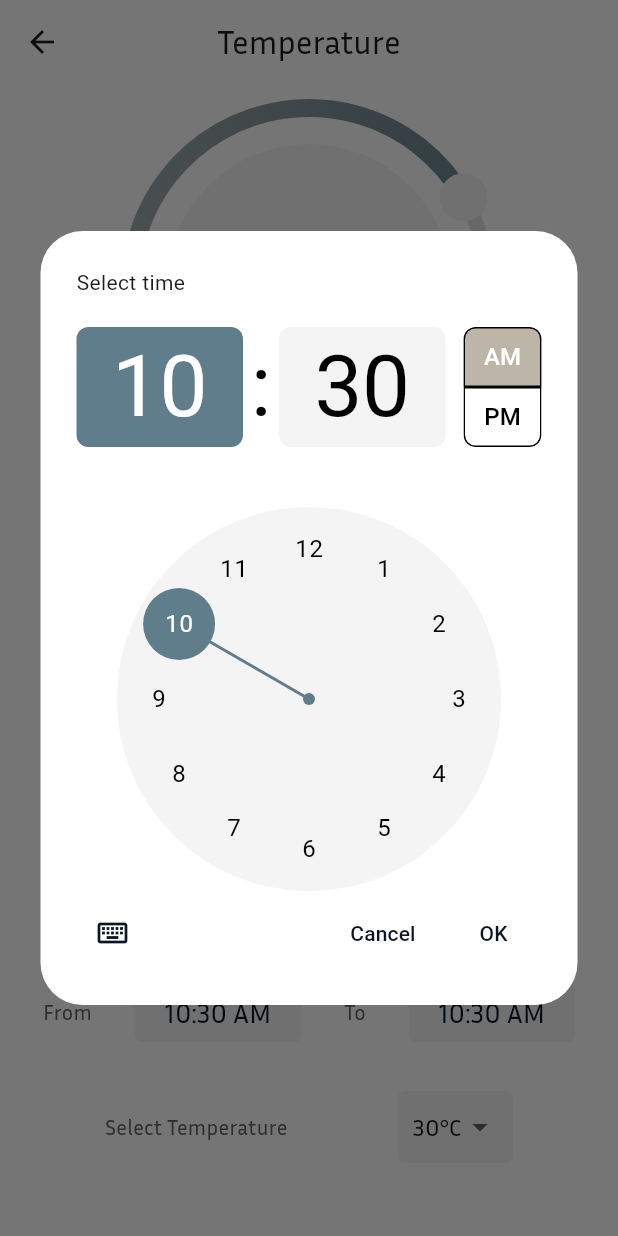
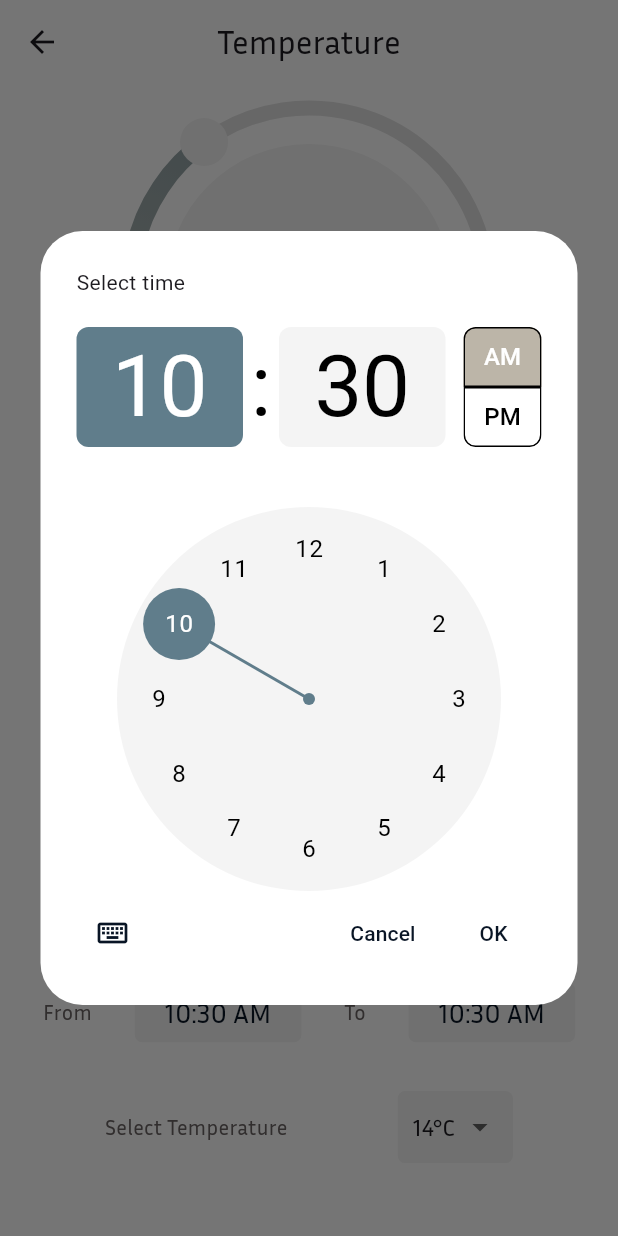
Before and after one commit to abir-cs/ihomey, a Flutter app: the Temp screen opened by its route, after a tap on an icon or button, on a phone screen of 412 x 824 dp. Run offline on Flutter 3.47's test engine with Material 3 defaults, Android fonts, the phone set to English and light mode, and no system bars; drawn by our look-alikes of sleek_circular_slider; our stand-ins replace firebase_core, fl_chart, shared_preferences, typed_data; missing offline and left inert: mqtt_client; accounts and stored records are empty.

Commit message:
savable variables

```diff
--- a/lib/screens/temperature_page.dart
+++ b/lib/screens/temperature_page.dart
@@ -1,6 +1,7 @@
 
 import 'package:flutter/material.dart';
 import 'package:sleek_circular_slider/sleek_circular_slider.dart';
+import 'package:shared_preferences/shared_preferences.dart';
 
 class Temp extends StatefulWidget {
   const Temp({super.key});
@@ -102,6 +103,45 @@ class _TempState extends State<Temp> {
     }
   }
 
+  Future<void> loadTempadj() async {
+    final prefs = await SharedPreferences.getInstance();
+    setState(() {
+      _temperature  = prefs.getDouble("tempadj") ?? 14; // default to "Abir" if no saved value
+    });
+  }
+  Future<void> saveTempadj(double newTemp) async {
+    final prefs = await SharedPreferences.getInstance();
+    await prefs.setDouble('tempadj', newTemp);
+  }
+  Future<void> loadTemp() async {
+    final prefs = await SharedPreferences.getInstance();
+    setState(() {
+      selectedTemp = prefs.getInt("temp") ?? 14; // default to "Abir" if no saved value
+    });
+  }
+  Future<void> saveTemp(int newTemp) async {
+    final prefs = await SharedPreferences.getInstance();
+    await prefs.setInt('temp', newTemp);
+  }
+  Future<void> loadStatus() async {
+    final prefs = await SharedPreferences.getInstance();
+    setState(() {
+      isOn = prefs.getBool("status") ?? false; // default to "Abir" if no saved value
+    });
+  }
+  Future<void> saveStatus(bool newStatus) async {
+    final prefs = await SharedPreferences.getInstance();
+    await prefs.setBool('status', newStatus);
+  }
+  @override
+  void initState() {
+    // TODO: implement initState
+    super.initState();
+    loadTempadj();
+    loadTemp();
+    loadStatus();
+  }
+
   @override
   Widget build(BuildContext context) {
     return Scaffold(
@@ -141,6 +181,7 @@ class _TempState extends State<Temp> {
                   onChange: (value) {
                     setState(() {
                       _temperature = value;
+                      saveTempadj(_temperature );
                     });
                   },
                   innerWidget: (value) => Container(
@@ -253,6 +294,7 @@ class _TempState extends State<Temp> {
                 onTap: () {
                   setState(() {
                     isOn = !isOn;
+                    saveStatus(isOn);
                   });
                 },
                 child: AnimatedContainer(
```
Also changed, not shown: lib/screens/light_page.dart (+14 -0 lines).
